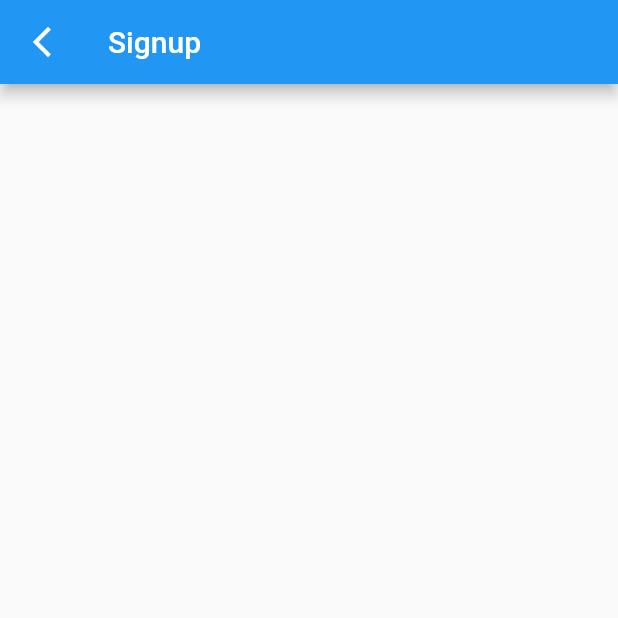
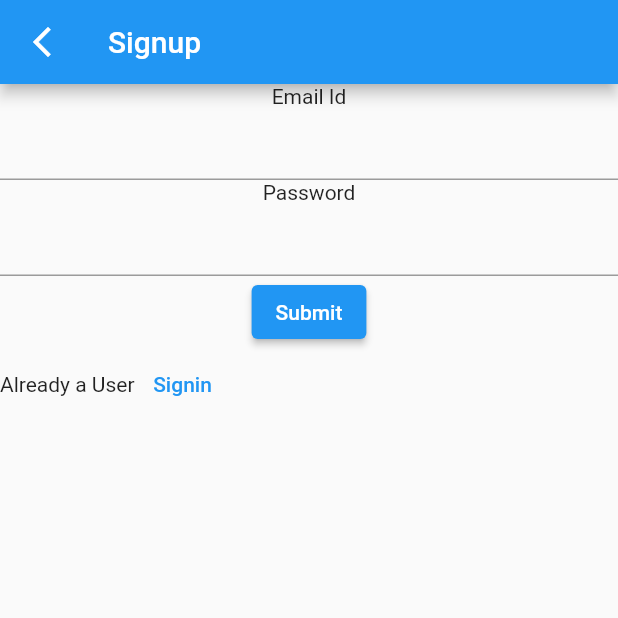
Before and after one commit to Sandy8985/tasqrauth, a Flutter app: the Signup screen opened directly, on a phone screen of 412 x 824 dp, the top half of it. Run offline on Flutter 3.47's test engine with Material 2 defaults, Android fonts, the light colour scheme and no system bars; our stand-ins replace firebase_auth, firebase_core; accounts and stored records are empty; network calls fail.

Commit message:
signup with email and password

```diff
--- a/lib/main.dart
+++ b/lib/main.dart
@@ -1,8 +1,9 @@
 import 'package:flutter/material.dart';
 import 'package:firebase_core/firebase_core.dart';
 import 'package:tasqrauth/firebase_options.dart';
+import 'package:tasqrauth/screens/screen71.dart';
 
-import 'screens/screen72.dart';
+
 
 void main() async {
   WidgetsFlutterBinding.ensureInitialized();
@@ -17,6 +18,6 @@ class MyApp extends StatelessWidget {
 
   @override
   Widget build(BuildContext context) {
-    return MaterialApp(home: Signin());
+    return MaterialApp(home: Signup());
   }
 }
--- a/lib/screens/screen71.dart
+++ b/lib/screens/screen71.dart
@@ -1,4 +1,8 @@
 import 'package:flutter/material.dart';
+import 'package:tasqrauth/screens/screen72.dart';
+import 'package:firebase_auth/firebase_auth.dart';
+
+FirebaseAuth _auth = FirebaseAuth.instance;
 
 class Signup extends StatefulWidget {
   const Signup({super.key});
@@ -8,6 +12,8 @@ class Signup extends StatefulWidget {
 }
 
 class _SignupState extends State<Signup> {
+  TextEditingController ema = new TextEditingController();
+  TextEditingController pas = new TextEditingController();
   @override
   Widget build(BuildContext context) {
     return Scaffold(
@@ -15,6 +21,49 @@ class _SignupState extends State<Signup> {
         leading: Icon(Icons.arrow_back_ios_new),
         title: Text('Signup'),
       ),
+      body: Container(
+        child: Form(
+            child: Column(
+          children: [
+            Text(
+              'Email Id',
+              textAlign: TextAlign.left,
+            ),
+            TextFormField(
+              controller: ema,
+            ),
+            Text(
+              'Password',
+              textAlign: TextAlign.left,
+            ),
+            TextFormField(
+              controller: pas,
+            ),
+            ElevatedButton(
+                onPressed: () {
+                  _auth
+                      .createUserWithEmailAndPassword(
+                          email: ema.text, password: pas.text)
+                      .then((x) {
+                    Navigator.push(context,
+                        MaterialPageRoute(builder: ((context) => Signin())));
+                  });
+                },
+                child: Text('Submit')),
+            Row(
+              children: [
+                Text('Already a User'),
+                TextButton(
+                    onPressed: () {
+                      Navigator.push(context,
+                          MaterialPageRoute(builder: (context) => Signin()));
+                    },
+                    child: Text('Signin'))
+              ],
+            )
+          ],
+        )),
+      ),
     );
   }
 }
--- a/lib/screens/screen72.dart
+++ b/lib/screens/screen72.dart
@@ -1,6 +1,6 @@
 import 'package:firebase_auth/firebase_auth.dart';
 import 'package:flutter/material.dart';
-import 'package:tasqrauth/screens/screen71.dart';
+import 'package:tasqrauth/screens/screen1.dart';
 
 FirebaseAuth _auth = FirebaseAuth.instance;
 
@@ -48,7 +48,9 @@ class _SigninState extends State<Signin> {
                           email: ema.text, password: pas.text)
                       .then((x) {
                     Navigator.push(context,
-                        MaterialPageRoute(builder: ((context) => Signup())));
+                        MaterialPageRoute(builder: ((context) => Home())));
+                  }).onError((error, stackTrace) {
+                    print("Error ${error.toString()}");
                   });
                 },
                 child: Text('Submit'))
```
Also changed, not shown: lib/screens/screen1.dart (added, +32 -0 lines).
